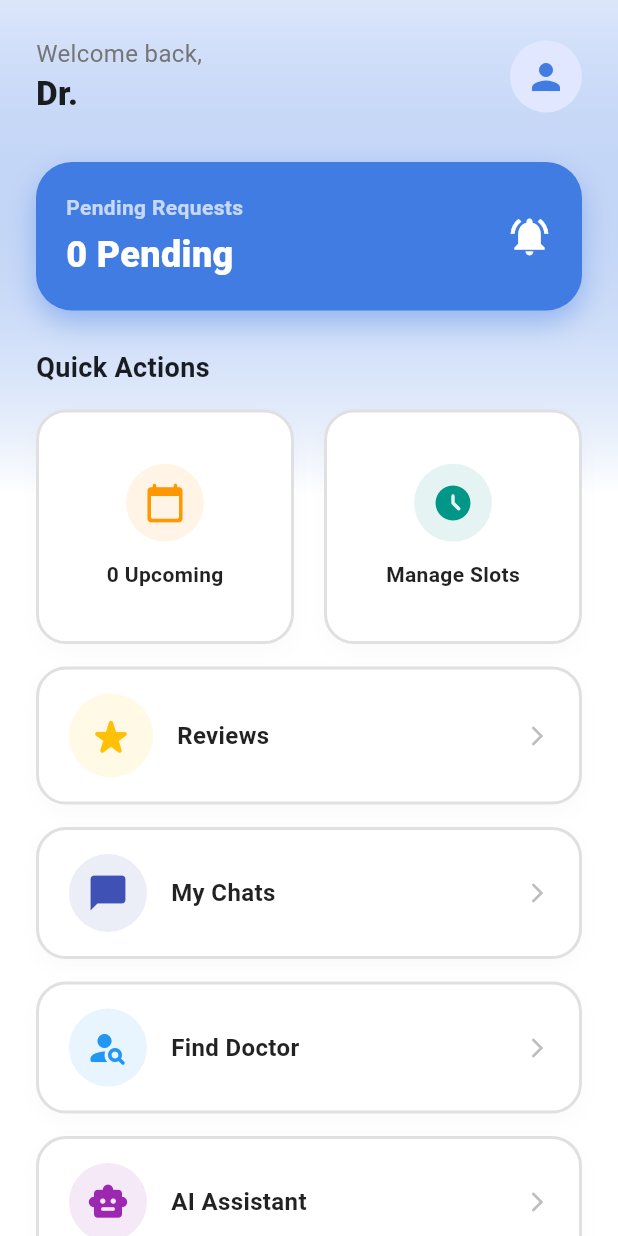
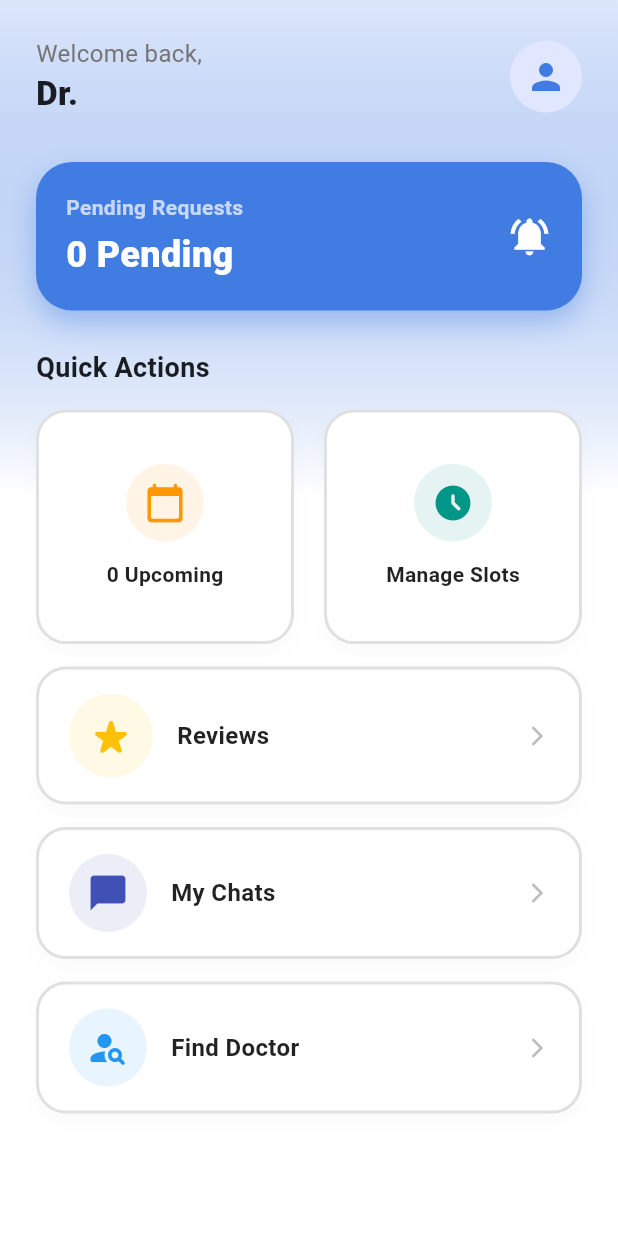
Before and after one commit to q-3amr/DocTime-App, a Flutter app: the DoctorDashboard screen opened directly, on a phone screen of 412 x 824 dp. Run offline on Flutter 3.47's test engine with Material 3 defaults, Android fonts, the phone set to English and light mode, and no system bars; our stand-ins replace cloud_firestore, firebase_auth, firebase_core, firebase_messaging, flutter_dotenv, flutter_local_notifications and 4 more; accounts and stored records are empty.

Commit message:
remove ai chat from doctor screen

```diff
--- a/doctime/lib/screens/doctors/doctor_home_screen.dart
+++ b/doctime/lib/screens/doctors/doctor_home_screen.dart
@@ -14,9 +14,6 @@ import 'manage_slots_screen.dart';
 import 'doctor_reviews_screen.dart';
 import '../../services/auth_service.dart';
 import '../../utils/feedback_helper.dart';
-import 'package:provider/provider.dart';
-import '../../providers/chat_provider.dart';
-import '../common/voice_chat.dart';
 
 class DoctorHomeScreen extends StatefulWidget {
   const DoctorHomeScreen({super.key});
@@ -184,13 +181,13 @@ class _DoctorDashboardState extends State<DoctorDashboard> {
                         return const Center(child: CircularProgressIndicator());
                       final docs = snapshot.data!.docs;
 
-final bool hasNewReview = docs.any((d) {
+                      final bool hasNewReview = docs.any((d) {
                         final data = d.data() as Map<String, dynamic>;
                         return data['hasFeedback'] == true &&
                             data['isReviewSeen'] != true;
                       });
 
-final int upcoming = docs
+                      final int upcoming = docs
                           .where((d) =>
                               d['status'] == 'accepted' &&
                               !isExpiredAppointment(parseDate(d['date'])))
@@ -240,15 +237,16 @@ final int upcoming = docs
                                       fontSize: 18,
                                       fontWeight: FontWeight.bold))),
                           const SizedBox(height: 15),
-
                           Row(
                             children: [
                               Expanded(
                                 child: AspectRatio(
                                   aspectRatio: 1.1,
                                   child: ActionButton(
-                                      icon: const Icon(Icons.calendar_today_rounded,
-                                          color: Colors.orange, size: 28),
+                                      icon: const Icon(
+                                          Icons.calendar_today_rounded,
+                                          color: Colors.orange,
+                                          size: 28),
                                       title: '$upcoming Upcoming',
                                       color: Colors.orange,
                                       isSquare: true,
@@ -279,7 +277,6 @@ final int upcoming = docs
                           const SizedBox(height: 15),
                           Column(
                             children: [
-
                               ActionButton(
                                 icon: Stack(
                                   clipBehavior: Clip.none,
@@ -309,7 +306,6 @@ final int upcoming = docs
                                         builder: (c) =>
                                             const DoctorReviewsScreen())),
                               ),
-
                               const SizedBox(height: 15),
                               ActionButton(
                                 icon: const Icon(Icons.chat_bubble_rounded,
@@ -333,21 +329,8 @@ final int upcoming = docs
                                       MaterialPageRoute(
                                           builder: (c) =>
                                               const DoctorSearchScreen()))),
-                              const SizedBox(height: 15),
-                              ActionButton(
-                                  icon: Icons.smart_toy_rounded,
-                                  title: 'AI Assistant',
-                                  color: Colors.purple,
-                                  onTap: () => Navigator.push(
-                                      context,
-                                      MaterialPageRoute(
-                                          builder: (c) => ChangeNotifierProvider(
-                                                create: (_) => ChatProvider(),
-                                                child: const VoiceChat(),
-                                              )))),
                             ],
                           ),
-
                         ],
                       );
                     },
--- a/doctime/lib/screens/patient/patient_home_screen.dart
+++ b/doctime/lib/screens/patient/patient_home_screen.dart
@@ -9,7 +9,7 @@ import '../../utils/date_utils.dart';
 import '../../widgets/action_button.dart';
 import 'doctor_search_screen.dart';
 import 'package:provider/provider.dart';
-import '../common/voice_chat.dart';
+import 'voice_chat.dart';
 import '../../providers/chat_provider.dart';
 import 'patient_map_screen.dart';
 import '../common/schedule_screen.dart';
```
Also changed, not shown: doctime/lib/screens/patient/voice_chat.dart (renamed from doctime/lib/screens/common/voice_chat.dart).
